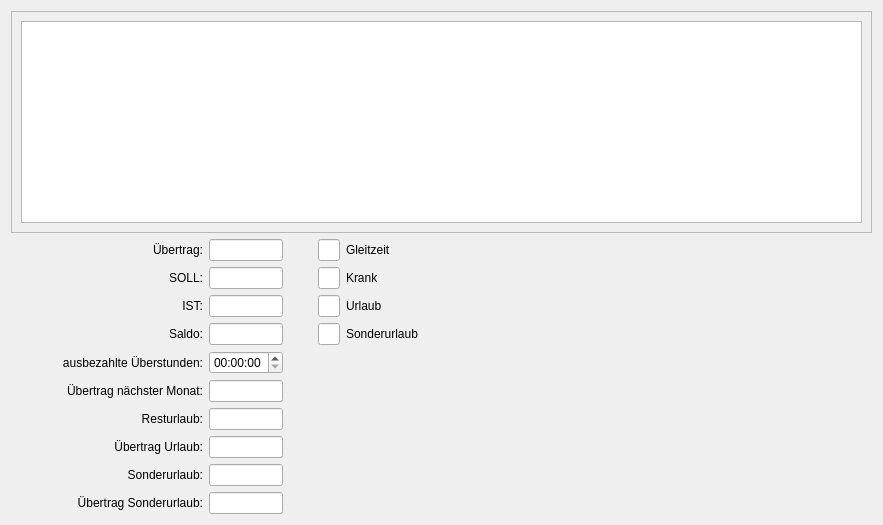
First picture: the form in cmonthlyview.ui, repository birkeh/workingHours, before the edit.
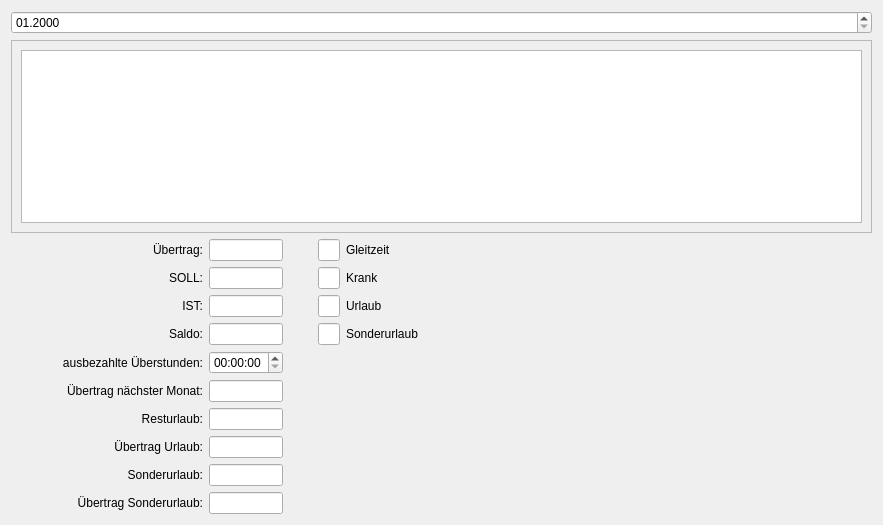
Second picture: the form after the edit.

Patch:
```diff
--- a/cmonthlyview.ui
+++ b/cmonthlyview.ui
@@ -16,6 +16,16 @@
   <layout class="QGridLayout" name="gridLayout_3">
    <item row="0" column="0">
     <layout class="QVBoxLayout" name="verticalLayout">
+     <item>
+      <widget class="QDateEdit" name="m_lpMonth">
+       <property name="currentSection">
+        <enum>QDateTimeEdit::MonthSection</enum>
+       </property>
+       <property name="displayFormat">
+        <string>MM.yyyy</string>
+       </property>
+      </widget>
+     </item>
      <item>
       <widget class="QScrollArea" name="scrollArea">
        <property name="widgetResizable">
@@ -27,11 +37,11 @@
           <x>0</x>
           <y>0</y>
           <width>861</width>
-          <height>241</height>
+          <height>215</height>
          </rect>
         </property>
         <layout class="QGridLayout" name="gridLayout_2">
-         <item row="0" column="0">
+         <item row="1" column="0">
           <widget class="QTreeView" name="m_lpMonthlyList">
            <property name="alternatingRowColors">
             <bool>true</bool>
```
